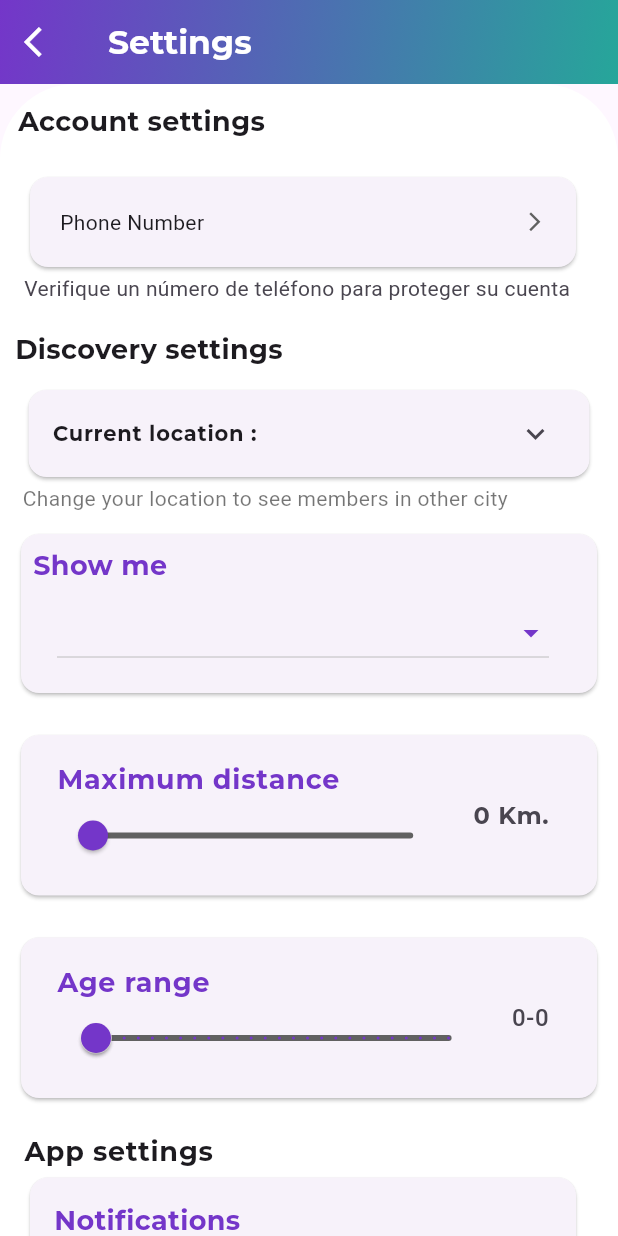
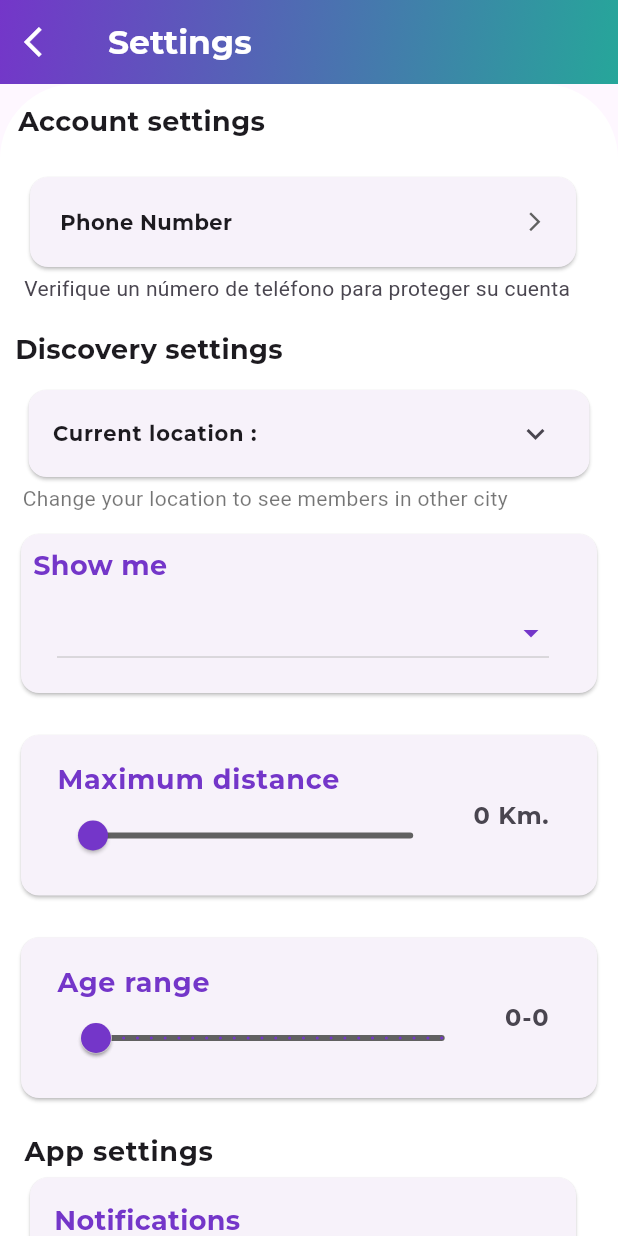
Before and after one commit to higorhbs/ppp, a Flutter app: the Settings screen opened directly with empty values, on a phone screen of 412 x 824 dp. Run offline on Flutter 3.47's test engine with Material 3 defaults, Android fonts, the light colour scheme and no system bars; our stand-ins replace cached_network_image, cloud_firestore, country_code_picker, easy_localization, firebase_auth, firebase_messaging and 12 more; missing offline and left inert: agora_rtc_engine, apple_sign_in, dart:ffi, flutter_mapbox_autocomplete, flutter_ringtone_player, geocoder and 1 more; accounts and stored records are empty; project files that could hold a hidden picture were left out.

Commit message:
alterações de fonte

```diff
--- a/lib/Screens/Profile/settings.dart
+++ b/lib/Screens/Profile/settings.dart
@@ -150,7 +150,12 @@ class _SettingsState extends State<Settings> {
                       child: Row(
                         mainAxisAlignment: MainAxisAlignment.spaceBetween,
                         children: <Widget>[
-                          Text("Phone Number".tr().toString()),
+                          Text(
+                            "Phone Number".tr().toString(),
+                            style: TextStyle(
+                              fontFamily: 'Monteserrat',
+                            ),
+                          ),
                           Padding(
                             padding: const EdgeInsets.only(
                               left: 20,
@@ -294,14 +299,29 @@ class _SettingsState extends State<Settings> {
                               isExpanded: true,
                               items: [
                                 DropdownMenuItem(
-                                  child: Text("Man".tr().toString()),
+                                  child: Text(
+                                    "Man".tr().toString(),
+                                    style: TextStyle(
+                                      fontFamily: 'Monteserrat',
+                                    ),
+                                  ),
                                   value: "man",
                                 ),
                                 DropdownMenuItem(
-                                    child: Text("Woman".tr().toString()),
+                                    child: Text(
+                                      "Woman".tr().toString(),
+                                      style: TextStyle(
+                                        fontFamily: 'Monteserrat',
+                                      ),
+                                    ),
                                     value: "woman"),
                                 DropdownMenuItem(
-                                    child: Text("Everyone".tr().toString()),
+                                    child: Text(
+                                      "Everyone".tr().toString(),
+                                      style: TextStyle(
+                                        fontFamily: 'Monteserrat',
+                                      ),
+                                    ),
                                     value: "everyone"),
                               ],
                               onChanged: (val) {
@@ -374,7 +394,8 @@ class _SettingsState extends State<Settings> {
                         ),
                         trailing: Text(
                           "${ageRange.start.round()}-${ageRange.end.round()}",
-                          style: TextStyle(fontSize: 16),
+                          style: TextStyle(
+                              fontFamily: 'Monteserrat', fontSize: 16),
                         ),
                         subtitle: RangeSlider(
                             inactiveColor: secondryColor,
@@ -428,7 +449,12 @@ class _SettingsState extends State<Settings> {
                           ),
                           Padding(
                             padding: const EdgeInsets.all(8.0),
-                            child: Text("Push notifications".tr().toString()),
+                            child: Text(
+                              "Push notifications".tr().toString(),
+                              style: TextStyle(
+                                fontFamily: 'Monteserrat',
+                              ),
+                            ),
                           ),
                         ],
                       ),
@@ -534,6 +560,7 @@ class _SettingsState extends State<Settings> {
                                               child: Text(
                                                 "Spanish".tr().toString(),
                                                 style: TextStyle(
+                                                    fontFamily: 'Monteserrat',
                                                     color: Colors.pink),
                                               ),
                                               onPressed: () async {
```
Also changed, not shown: lib/Screens/Profile/EditProfile.dart (+21 -3 lines).
